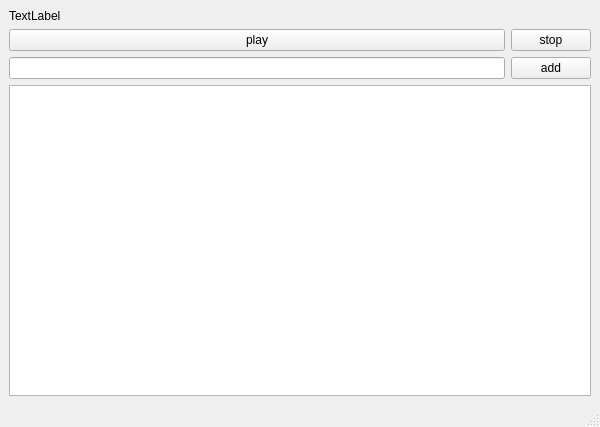
First picture: the form in client/yousched.ui, repository frans-fuerst/music_scheduler, before the edit.
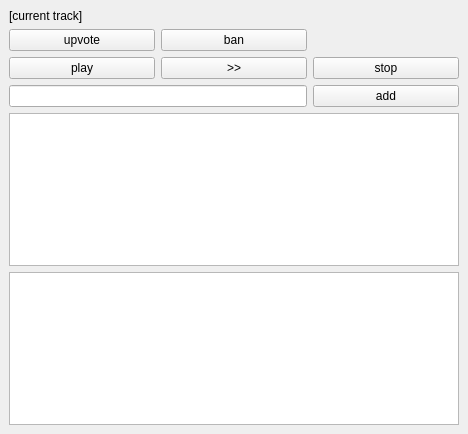
Second picture: the form after the edit.

Patch:
```diff
--- a/client/yousched.ui
+++ b/client/yousched.ui
@@ -6,8 +6,8 @@
    <rect>
     <x>0</x>
     <y>0</y>
-    <width>600</width>
-    <height>427</height>
+    <width>468</width>
+    <height>434</height>
    </rect>
   </property>
   <property name="maximumSize">
@@ -27,7 +27,7 @@
     </size>
    </property>
    <layout class="QGridLayout" name="gridLayout">
-    <item row="1" column="1">
+    <item row="2" column="2">
      <widget class="QPushButton" name="pb_stop">
       <property name="text">
        <string>stop</string>
@@ -37,33 +37,63 @@
     <item row="0" column="0">
      <widget class="QLabel" name="lbl_current_track">
       <property name="text">
-       <string>TextLabel</string>
+       <string>[current track]</string>
       </property>
      </widget>
     </item>
-    <item row="3" column="0" colspan="2">
+    <item row="4" column="0" colspan="3">
      <widget class="QListView" name="lst_tracks"/>
     </item>
-    <item row="1" column="0">
+    <item row="2" column="0">
      <widget class="QPushButton" name="pb_play">
       <property name="text">
        <string>play</string>
       </property>
      </widget>
     </item>
-    <item row="2" column="0">
-     <widget class="QLineEdit" name="le_add"/>
-    </item>
-    <item row="2" column="1">
+    <item row="3" column="2">
      <widget class="QPushButton" name="pb_add">
       <property name="text">
        <string>add</string>
       </property>
      </widget>
     </item>
+    <item row="3" column="0" colspan="2">
+     <widget class="QLineEdit" name="le_add"/>
+    </item>
+    <item row="2" column="1">
+     <widget class="QPushButton" name="pb_skip">
+      <property name="text">
+       <string>&gt;&gt;</string>
+      </property>
+     </widget>
+    </item>
+    <item row="1" column="0">
+     <widget class="QPushButton" name="pb_upvote">
+      <property name="text">
+       <string>upvote</string>
+      </property>
+     </widget>
+    </item>
+    <item row="1" column="1">
+     <widget class="QPushButton" name="pb_ban">
+      <property name="text">
+       <string>ban</string>
+      </property>
+     </widget>
+    </item>
+    <item row="5" column="0" colspan="3">
+     <widget class="QListWidget" name="lst_messages">
+      <property name="font">
+       <font>
+        <family>Source Code Pro</family>
+        <pointsize>9</pointsize>
+       </font>
+      </property>
+     </widget>
+    </item>
    </layout>
   </widget>
-  <widget class="QStatusBar" name="statusbar"/>
  </widget>
  <resources/>
  <connections/>
```
Left out of the diff: 2 changed lines with no effect on the pictures.
